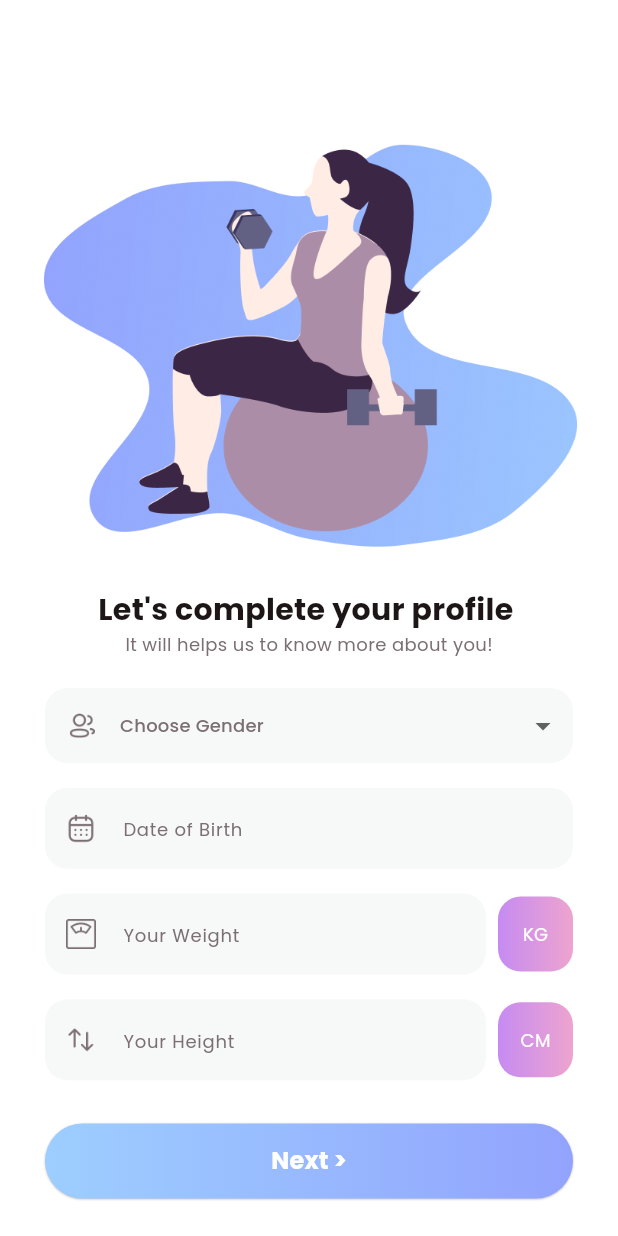
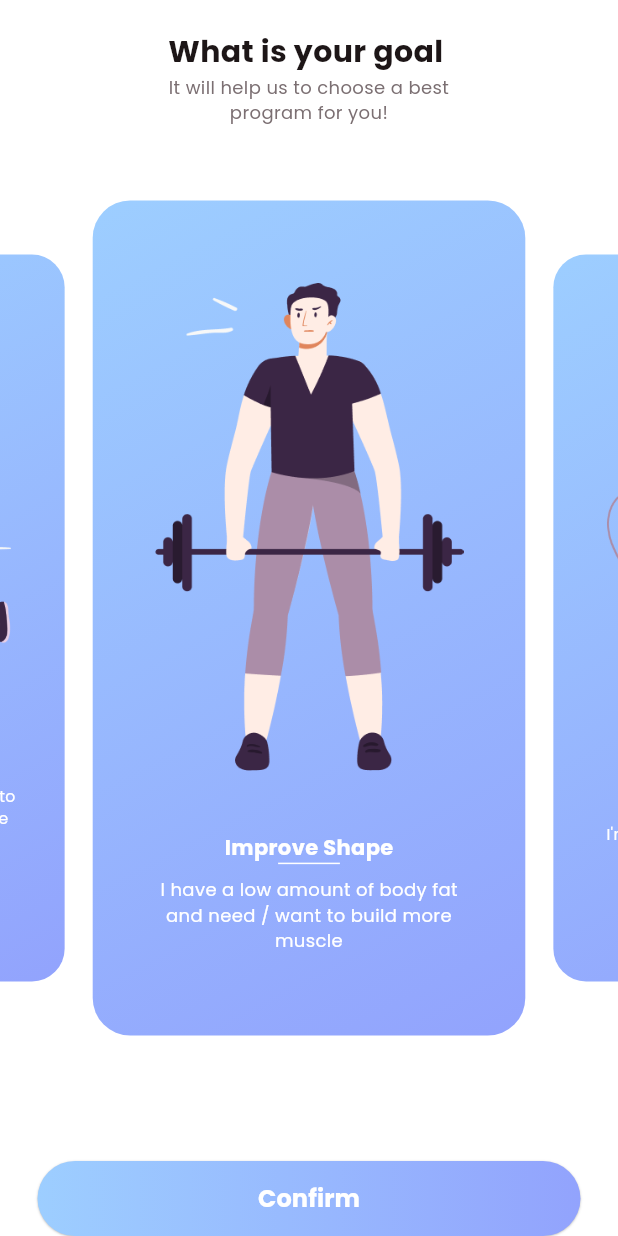
Before and after one commit to hicranfiliz/fitness, a Flutter app: the CompleteProfileView screen opened directly, after a tap on "Next >", on a phone screen of 412 x 824 dp. Run offline on Flutter 3.47's test engine with Material 2 defaults, Android fonts, the phone set to English and light mode, and no system bars; drawn by our look-alikes of carousel_slider.

Commit message:
added goal screens using carousel slider

```diff
--- a/lib/view/login/complete_profile_view.dart
+++ b/lib/view/login/complete_profile_view.dart
@@ -1,6 +1,7 @@
 import 'package:fitness/common/colo_extension.dart';
 import 'package:fitness/common_widget/round_button.dart';
 import 'package:fitness/common_widget/round_textfield.dart';
+import 'package:fitness/view/login/what_your_goal._view.dart';
 import 'package:flutter/material.dart';
 
 class CompleteProfileView extends StatefulWidget {
@@ -93,7 +94,7 @@ class _CompleteProfileViewState extends State<CompleteProfileView> {
                                 ),
                               ),
                             ),
-                            SizedBox(
+                            const SizedBox(
                               width: 8,
                             )
                           ],
@@ -180,7 +181,7 @@ class _CompleteProfileViewState extends State<CompleteProfileView> {
                               context,
                               MaterialPageRoute(
                                   builder: (context) =>
-                                      const CompleteProfileView()));
+                                      const WhatYourGoalView()));
                         }),
                   ],
                 ),
--- /dev/null
+++ b/lib/view/login/what_your_goal._view.dart
@@ -0,0 +1,144 @@
+import 'package:carousel_slider/carousel_controller.dart';
+import 'package:carousel_slider/carousel_slider.dart';
+import 'package:fitness/common/colo_extension.dart';
+import 'package:fitness/common_widget/round_button.dart';
+import 'package:flutter/material.dart';
+
+class WhatYourGoalView extends StatefulWidget {
+  const WhatYourGoalView({super.key});
+
+  @override
+  State<WhatYourGoalView> createState() => _WhatYourGoalViewState();
+}
+
+class _WhatYourGoalViewState extends State<WhatYourGoalView> {
+  CarouselController buttonCarouselController = CarouselController();
+
+  List goalArr = [
+    {
+      "image": "assets/img/goal_1.png",
+      "title": "Improve Shape",
+      "subtitle":
+          "I have a low amount of body fat\nand need / want to build more\nmuscle"
+    },
+    {
+      "image": "assets/img/goal_2.png",
+      "title": "Lean & Tone",
+      "subtitle":
+          "I'm ''skinny fat''. look thin but have\nno shape. I want to add learn\nmuscle in the right way"
+    },
+    {
+      "image": "assets/img/goal_3.png",
+      "title": "Lose a Fat",
+      "subtitle":
+          "I have over 20 lbs to lose. I want to\ndrop all this fat and gain muscle\nmass"
+    },
+  ];
+
+  @override
+  Widget build(BuildContext context) {
+    var media = MediaQuery.of(context).size;
+    return Scaffold(
+      backgroundColor: TColor.white,
+      body: SafeArea(
+          child: Stack(
+        children: [
+          Center(
+            child: CarouselSlider(
+              items: goalArr
+                  .map((gObj) => Container(
+                        decoration: BoxDecoration(
+                            gradient: LinearGradient(
+                                colors: TColor.primaryG,
+                                begin: Alignment.topLeft,
+                                end: Alignment.bottomRight),
+                            borderRadius: BorderRadius.circular(25)),
+                        padding: EdgeInsets.symmetric(
+                            vertical: media.width * 0.1, horizontal: 25),
+                        alignment: Alignment.center,
+                        child: FittedBox(
+                          child: Column(
+                            children: [
+                              Image.asset(
+                                gObj["image"].toString(),
+                                width: media.width * 0.5,
+                                fit: BoxFit.fitWidth,
+                              ),
+                              SizedBox(
+                                height: media.width * 0.1,
+                              ),
+                              Text(
+                                gObj["title"].toString(),
+                                style: TextStyle(
+                                    color: TColor.white,
+                                    fontSize: 14,
+                                    fontWeight: FontWeight.w700),
+                              ),
+                              Container(
+                                  width: media.width * 0.1,
+                                  height: 1,
+                                  color: TColor.white),
+                              SizedBox(
+                                height: media.width * 0.02,
+                              ),
+                              Text(
+                                gObj["subtitle"].toString(),
+                                textAlign: TextAlign.center,
+                                style: TextStyle(
+                                    color: TColor.white, fontSize: 12),
+                              ),
+                            ],
+                          ),
+                        ),
+                      ))
+                  .toList(),
+              carouselController: buttonCarouselController,
+              options: CarouselOptions(
+                autoPlay: false,
+                enlargeCenterPage: true,
+                viewportFraction: 0.7,
+                aspectRatio: 0.74,
+                initialPage: 0,
+              ),
+            ),
+          ),
+          Container(
+            padding: const EdgeInsets.symmetric(horizontal: 25),
+            width: media.width,
+            child: Column(
+              children: [
+                SizedBox(
+                  height: media.width * 0.05,
+                ),
+                Text(
+                  "What is your goal ",
+                  style: TextStyle(
+                      color: TColor.black,
+                      fontSize: 20,
+                      fontWeight: FontWeight.w700),
+                ),
+                Text(
+                  "It will help us to choose a best\nprogram for you!",
+                  textAlign: TextAlign.center,
+                  style: TextStyle(color: TColor.gray, fontSize: 12),
+                ),
+                const Spacer(),
+                SizedBox(
+                  height: media.width * 0.05,
+                ),
+                RoundButton(
+                    title: "Confirm",
+                    onPressed: () {
+                      Navigator.push(
+                          context,
+                          MaterialPageRoute(
+                              builder: (context) => const WhatYourGoalView()));
+                    }),
+              ],
+            ),
+          )
+        ],
+      )),
+    );
+  }
+}
--- a/pubspec.yaml
+++ b/pubspec.yaml
@@ -35,6 +35,7 @@ dependencies:
   # The following adds the Cupertino Icons font to your application.
   # Use with the CupertinoIcons class for iOS style icons.
   cupertino_icons: ^1.0.2
+  carousel_slider: ^4.2.1
 
 dev_dependencies:
   flutter_test:
```
Also changed, not shown: pubspec.lock.
